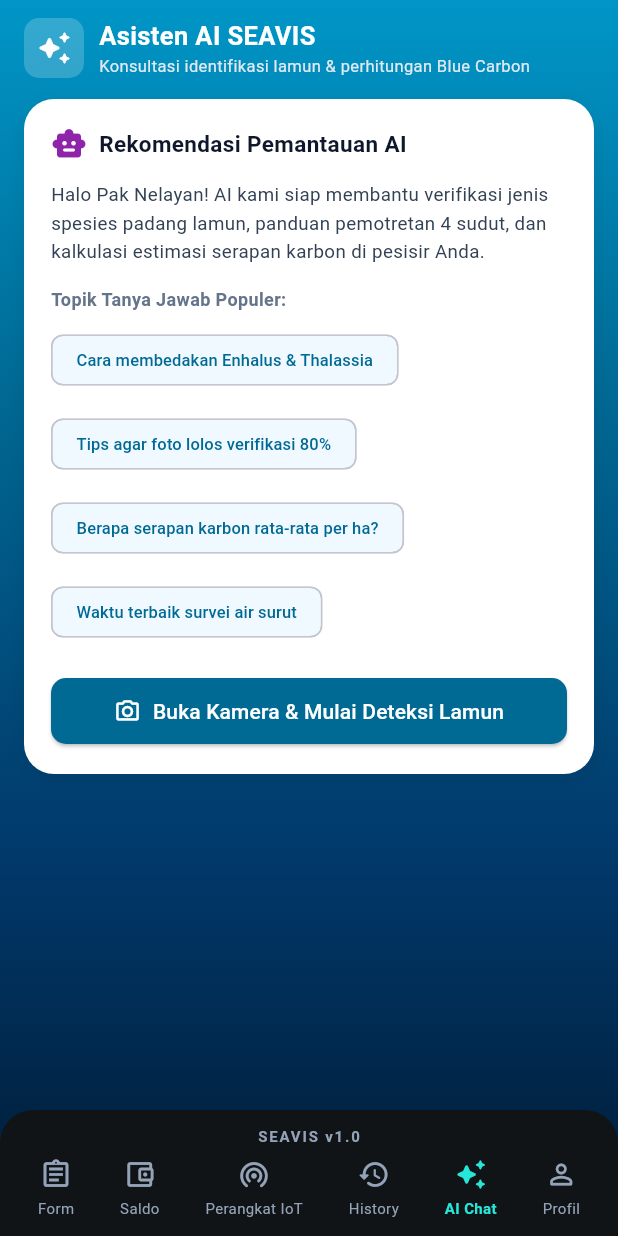
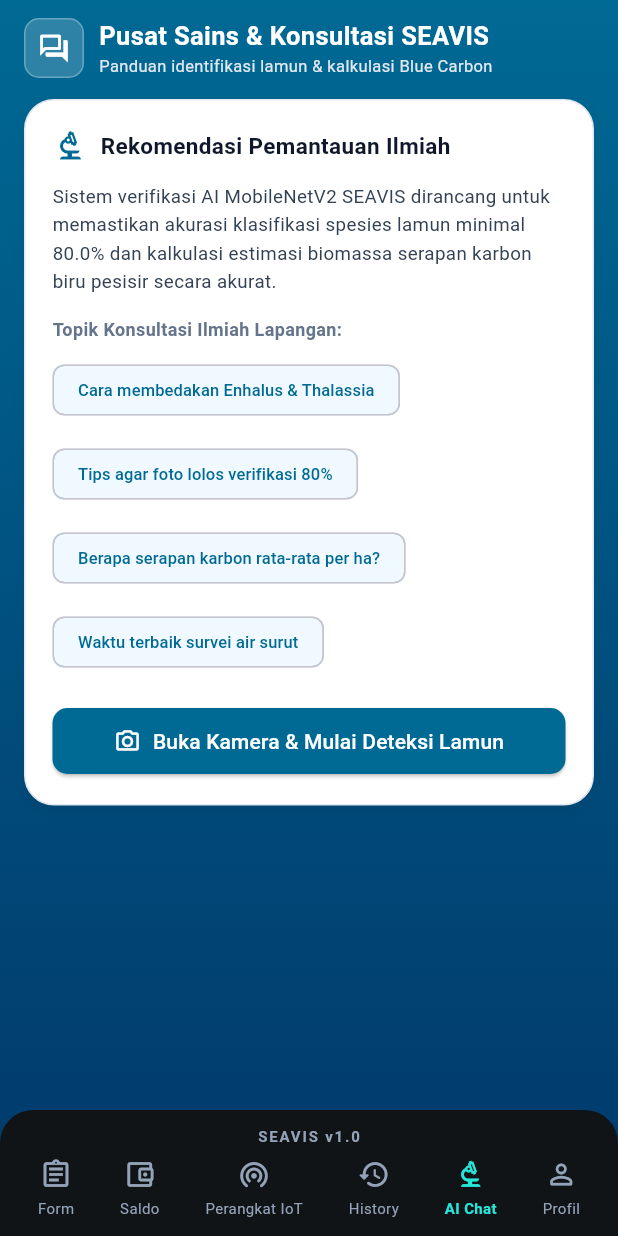
Before and after one commit to Zeinul899/SEAVIS, a Flutter app: the SeaVisLandingPage screen opened directly, item 5 of the bottom bar chosen, on a phone screen of 412 x 824 dp. Run offline on Flutter 3.47's test engine with Material 3 defaults, Android fonts, the light colour scheme and no system bars; our stand-ins replace geolocator, image_picker, shared_preferences; accounts and stored records are empty; network calls fail.

Commit message:
style(ui): eliminate AI slop, implement professional marine design system across all screens

```diff
--- a/lib/pages/profile_page.dart
+++ b/lib/pages/profile_page.dart
@@ -446,12 +446,10 @@ class _ProfilePageState extends State<ProfilePage> {
             begin: Alignment.topCenter,
             end: Alignment.bottomCenter,
             colors: [
-              Color(0xFF0096C7), // Rona cerah kehijauan permukaan laut (Cyan-tinted Sea Blue)
               Color(0xFF006994), // Warna Biru Laut Utama (Sea Blue)
               Color(0xFF01386A), // Marine Blue / Rona Kedalaman Laut
-              Color(0xFF001A33), // Deep Abyssal Navy Blue
             ],
-            stops: [0.0, 0.32, 0.70, 1.0],
+            stops: [0.0, 1.0],
           ),
         ),
         child: SafeArea(
--- a/lib/pages/seavis_landing_page.dart
+++ b/lib/pages/seavis_landing_page.dart
@@ -1107,12 +1107,10 @@ class _SeaVisLandingPageState extends State<SeaVisLandingPage> {
             begin: Alignment.topCenter,
             end: Alignment.bottomCenter,
             colors: [
-              Color(0xFF0096C7), // Rona cerah kehijauan permukaan laut (Cyan-tinted Sea Blue)
-              Color(0xFF006994), // Warna Biru Laut Utama (Sea Blue)
-              Color(0xFF01386A), // Marine Blue / Rona Kedalaman Laut
-              Color(0xFF001A33), // Deep Abyssal Navy Blue
+              Color(0xFF006994), // Warna Biru Laut (Sea Blue)
+              Color(0xFF01386A), // Marine Blue
             ],
-            stops: [0.0, 0.32, 0.70, 1.0],
+            stops: [0.0, 1.0],
           ),
         ),
         child: SafeArea(
@@ -1745,29 +1743,37 @@ class _SeaVisLandingPageState extends State<SeaVisLandingPage> {
         Expanded(
           child: Container(
             height: 145,
-            padding: const EdgeInsets.all(12),
+            padding: const EdgeInsets.symmetric(horizontal: 10, vertical: 12),
             decoration: BoxDecoration(
               color: Colors.white,
               borderRadius: BorderRadius.circular(20),
               border: Border.all(
-                color: const Color(0xFFD8B4E2),
-                width: 2,
+                color: const Color(0xFFE2E8F0),
+                width: 1.5,
               ),
               boxShadow: [
                 BoxShadow(
-                  color: Colors.black.withValues(alpha: 0.06),
-                  blurRadius: 8,
-                  offset: const Offset(0, 3),
+                  color: Colors.black.withValues(alpha: 0.05),
+                  blurRadius: 6,
+                  offset: const Offset(0, 2),
                 ),
               ],
             ),
             child: Column(
               mainAxisAlignment: MainAxisAlignment.center,
               children: [
-                const Icon(
-                  Icons.auto_awesome,
-                  color: Color(0xFF9C27B0),
-                  size: 28,
+                Container(
+                  padding: const EdgeInsets.all(7),
+                  decoration: BoxDecoration(
+                    color: const Color(0xFFF0F9FF),
+                    shape: BoxShape.circle,
+                    border: Border.all(color: const Color(0xFFBAE6FD)),
+                  ),
+                  child: const Icon(
+                    Icons.biotech_outlined,
+                    color: Color(0xFF006994),
+                    size: 22,
+                  ),
                 ),
                 const SizedBox(height: 8),
                 const Text(
@@ -1775,7 +1781,7 @@ class _SeaVisLandingPageState extends State<SeaVisLandingPage> {
                   style: TextStyle(
                     fontSize: 9.5,
                     fontWeight: FontWeight.bold,
-                    color: Color(0xFF94A3B8),
+                    color: Color(0xFF64748B),
                     letterSpacing: 0.5,
                   ),
                 ),
@@ -1783,10 +1789,12 @@ class _SeaVisLandingPageState extends State<SeaVisLandingPage> {
                 Text(
                   _lastAiResultText,
                   textAlign: TextAlign.center,
+                  maxLines: 2,
+                  overflow: TextOverflow.ellipsis,
                   style: const TextStyle(
-                    fontSize: 11.5,
+                    fontSize: 11,
                     fontWeight: FontWeight.bold,
-                    color: Color(0xFF8E24AA),
+                    color: Color(0xFF0F172A),
                   ),
                 ),
               ],
@@ -1819,20 +1827,20 @@ class _SeaVisLandingPageState extends State<SeaVisLandingPage> {
             Container(
               padding: const EdgeInsets.symmetric(horizontal: 8, vertical: 3),
               decoration: BoxDecoration(
-                color: const Color(0xFF26E6D9).withValues(alpha: 0.2),
+                color: Colors.white.withValues(alpha: 0.16),
                 borderRadius: BorderRadius.circular(10),
-                border: Border.all(color: const Color(0xFF26E6D9), width: 1),
+                border: Border.all(color: Colors.white.withValues(alpha: 0.28), width: 1),
               ),
               child: const Row(
                 children: [
-                  Icon(Icons.photo_library_outlined, size: 12, color: Color(0xFF26E6D9)),
+                  Icon(Icons.collections_outlined, size: 12, color: Colors.white),
                   SizedBox(width: 4),
                   Text(
                     '4 Dokumentasi Nyata',
                     style: TextStyle(
                       fontSize: 10,
                       fontWeight: FontWeight.w600,
-                      color: Color(0xFF26E6D9),
+                      color: Colors.white,
                     ),
                   ),
                 ],
@@ -2699,32 +2707,28 @@ class _SeaVisLandingPageState extends State<SeaVisLandingPage> {
                 value: isConnected && data.ph != null ? data.ph!.toStringAsFixed(2) : '8.10',
                 unit: 'pH',
                 status: 'Optimal Basa Pesisir',
-                icon: Icons.science_rounded,
-                iconColor: const Color(0xFF0284C7),
+                icon: Icons.science_outlined,
               ),
               _buildSensorMetricTile(
                 title: 'Suhu Air Laut',
                 value: isConnected && data.waterTempC != null ? data.waterTempC!.toStringAsFixed(1) : '28.5',
                 unit: '°C',
                 status: 'Tropis Hangat',
-                icon: Icons.thermostat_rounded,
-                iconColor: const Color(0xFFEA580C),
+                icon: Icons.thermostat_outlined,
               ),
               _buildSensorMetricTile(
                 title: 'TDS / Salinitas',
                 value: isConnected && data.tdsPpm != null ? data.tdsPpm!.toStringAsFixed(0) : '345',
                 unit: 'ppm',
                 status: 'Kadar Garam Stabil',
-                icon: Icons.water_drop_rounded,
-                iconColor: const Color(0xFF0D9488),
+                icon: Icons.water_drop_outlined,
               ),
               _buildSensorMetricTile(
                 title: 'Kekeruhan',
                 value: isConnected && data.turbidityNtu != null ? data.turbidityNtu!.toStringAsFixed(1) : '3.4',
                 unit: 'NTU',
                 status: 'Sangat Jernih',
-                icon: Icons.opacity_rounded,
-                iconColor: const Color(0xFF8B5CF6),
+                icon: Icons.opacity_outlined,
               ),
             ],
           ),
@@ -2763,16 +2767,16 @@ class _SeaVisLandingPageState extends State<SeaVisLandingPage> {
     required String unit,
     required String status,
     required IconData icon,
-    required Color iconColor,
   }) {
     return Container(
       padding: const EdgeInsets.all(12),
       decoration: BoxDecoration(
         color: Colors.white,
         borderRadius: BorderRadius.circular(16),
+        border: Border.all(color: const Color(0xFFE2E8F0)),
         boxShadow: [
           BoxShadow(
-            color: Colors.black.withValues(alpha: 0.05),
+            color: Colors.black.withValues(alpha: 0.04),
             blurRadius: 6,
             offset: const Offset(0, 2),
           ),
@@ -2789,7 +2793,14 @@ class _SeaVisLandingPageState extends State<SeaVisLandingPage> {
                 title,
                 style: const TextStyle(fontSize: 11, fontWeight: FontWeight.bold, color: Color(0xFF64748B)),
               ),
-              Icon(icon, color: iconColor, size: 18),
+              Container(
+                padding: const EdgeInsets.all(4),
+                decoration: BoxDecoration(
+                  color: const Color(0xFFF0F9FF),
+                  borderRadius: BorderRadius.circular(6),
+                ),
+                child: Icon(icon, color: const Color(0xFF006994), size: 16),
+              ),
             ],
           ),
           Row(
@@ -2807,11 +2818,18 @@ class _SeaVisLandingPageState extends State<SeaVisLandingPage> {
               ),
             ],
           ),
-          Text(
-            status,
-            maxLines: 1,
-            overflow: TextOverflow.ellipsis,
-            style: TextStyle(fontSize: 10, fontWeight: FontWeight.w600, color: iconColor),
+          Container(
+            padding: const EdgeInsets.symmetric(horizontal: 6, vertical: 2),
+            decoration: BoxDecoration(
+              color: const Color(0xFFECFDF5),
+              borderRadius: BorderRadius.circular(6),
+            ),
+            child: Text(
+              status,
+              maxLines: 1,
+              overflow: TextOverflow.ellipsis,
+              style: const TextStyle(fontSize: 9.5, fontWeight: FontWeight.w600, color: Color(0xFF047857)),
+            ),
           ),
         ],
       ),
@@ -2826,7 +2844,7 @@ class _SeaVisLandingPageState extends State<SeaVisLandingPage> {
   }
 
   // ---------------------------------------------------------------------------
-  // TAB 4: AI CHAT (ASISTEN CERDAS SEAVIS)
+  // TAB 4: AI CHAT (PUSAT SAINS & PANDUAN LAPANGAN SEAVIS)
   // ---------------------------------------------------------------------------
   Widget _buildAiChatContent() {
     return SingleChildScrollView(
@@ -2839,21 +2857,22 @@ class _SeaVisLandingPageState extends State<SeaVisLandingPage> {
               Container(
                 padding: const EdgeInsets.all(8),
                 decoration: BoxDecoration(
-                  color: Colors.white.withValues(alpha: 0.2),
+                  color: Colors.white.withValues(alpha: 0.18),
                   borderRadius: BorderRadius.circular(10),
-                ),
-                child: const Icon(Icons.auto_awesome_rounded, color: Colors.white, size: 24),
+                  border: Border.all(color: Colors.white.withValues(alpha: 0.28)),
+                ),
+                child: const Icon(Icons.forum_outlined, color: Colors.white, size: 22),
               ),
               const SizedBox(width: 10),
               const Column(
                 crossAxisAlignment: CrossAxisAlignment.start,
                 children: [
                   Text(
-                    'Asisten AI SEAVIS',
+                    'Pusat Sains & Konsultasi SEAVIS',
                     style: TextStyle(fontSize: 17, fontWeight: FontWeight.bold, color: Colors.white),
                   ),
                   Text(
-                    'Konsultasi identifikasi lamun & perhitungan Blue Carbon',
+                    'Panduan identifikasi lamun & kalkulasi Blue Carbon',
                     style: TextStyle(fontSize: 11, color: Color(0xFFE2E8F0)),
                   ),
                 ],
@@ -2867,11 +2886,12 @@ class _SeaVisLandingPageState extends State<SeaVisLandingPage> {
             decoration: BoxDecoration(
               color: Colors.white,
               borderRadius: BorderRadius.circular(20),
+              border: Border.all(color: const Color(0xFFE2E8F0)),
               boxShadow: [
                 BoxShadow(
-                  color: Colors.black.withValues(alpha: 0.08),
-                  blurRadius: 10,
-                  offset: const Offset(0, 4),
+                  color: Colors.black.withValues(alpha: 0.05),
+                  blurRadius: 8,
+                  offset: const Offset(0, 3),
                 ),
               ],
             ),
@@ -2880,22 +2900,22 @@ class _SeaVisLandingPageState extends State<SeaVisLandingPage> {
               children: [
                 const Row(
                   children: [
-                    Icon(Icons.smart_toy_rounded, color: Color(0xFF8E24AA), size: 24),
+                    Icon(Icons.biotech_outlined, color: Color(0xFF006994), size: 24),
                     SizedBox(width: 8),
                     Text(
-                      'Rekomendasi Pemantauan AI',
+                      'Rekomendasi Pemantauan Ilmiah',
                       style: TextStyle(fontSize: 15, fontWeight: FontWeight.bold, color: Color(0xFF0F172A)),
                     ),
                   ],
                 ),
                 const SizedBox(height: 12),
                 const Text(
-                  'Halo Pak Nelayan! AI kami siap membantu verifikasi jenis spesies padang lamun, panduan pemotretan 4 sudut, dan kalkulasi estimasi serapan karbon di pesisir Anda.',
+                  'Sistem verifikasi AI MobileNetV2 SEAVIS dirancang untuk memastikan akurasi klasifikasi spesies lamun minimal 80.0% dan kalkulasi estimasi biomassa serapan karbon biru pesisir secara akurat.',
                   style: TextStyle(fontSize: 12.5, height: 1.5, color: Color(0xFF334155)),
                 ),
                 const SizedBox(height: 14),
 
-                const Text('Topik Tanya Jawab Populer:', style: TextStyle(fontSize: 12, fontWeight: FontWeight.bold, color: Color(0xFF64748B))),
+                const Text('Topik Konsultasi Ilmiah Lapangan:', style: TextStyle(fontSize: 12, fontWeight: FontWeight.bold, color: Color(0xFF64748B))),
                 const SizedBox(height: 8),
                 Wrap(
                   spacing: 8,
@@ -3240,7 +3260,7 @@ class _SeaVisLandingPageState extends State<SeaVisLandingPage> {
                 onTap: _openSheetsHistory,
               ),
               _buildNavItem(
-                icon: Icons.auto_awesome_rounded,
+                icon: Icons.biotech_outlined,
                 label: 'AI Chat',
                 isActive: _selectedBottomIndex == 4,
                 onTap: _openAiChat,
--- a/lib/screens/esp32_water_checker_screen.dart
+++ b/lib/screens/esp32_water_checker_screen.dart
@@ -78,12 +78,10 @@ class _Esp32WaterCheckerScreenState extends State<Esp32WaterCheckerScreen> {
             begin: Alignment.topCenter,
             end: Alignment.bottomCenter,
             colors: [
-              Color(0xFF0096C7), // Rona cerah kehijauan permukaan laut (Cyan-tinted Sea Blue)
               Color(0xFF006994), // Warna Biru Laut Utama (Sea Blue)
               Color(0xFF01386A), // Marine Blue / Rona Kedalaman Laut
-              Color(0xFF001A33), // Deep Abyssal Navy Blue
             ],
-            stops: [0.0, 0.32, 0.70, 1.0],
+            stops: [0.0, 1.0],
           ),
         ),
         child: SafeArea(
--- a/lib/screens/report_wizard_screen.dart
+++ b/lib/screens/report_wizard_screen.dart
@@ -698,7 +698,7 @@ class _ReportWizardScreenState extends State<ReportWizardScreen> {
                 const Center(
                   child: Column(
                     children: [
-                      Icon(Icons.smart_toy_outlined, size: 48, color: Color(0xFF0284C7)),
+                      Icon(Icons.biotech_outlined, size: 48, color: Color(0xFF006994)),
                       SizedBox(height: 10),
                       Text('Siap untuk verifikasi foto dengan AI Edge Model',
                           style: TextStyle(fontSize: 13, fontWeight: FontWeight.bold)),
@@ -823,7 +823,7 @@ class _ReportWizardScreenState extends State<ReportWizardScreen> {
                       height: 16,
                       child: CircularProgressIndicator(strokeWidth: 2, color: Colors.white),
                     )
-                  : const Icon(Icons.auto_awesome),
+                  : const Icon(Icons.biotech_outlined),
               label: Text(_isVerifyingAi ? 'Memeriksa dengan MobileNetV2...' : 'Jalankan Verifikasi AI'),
               style: ElevatedButton.styleFrom(
                 backgroundColor: const Color(0xFF0F4C81),
```
